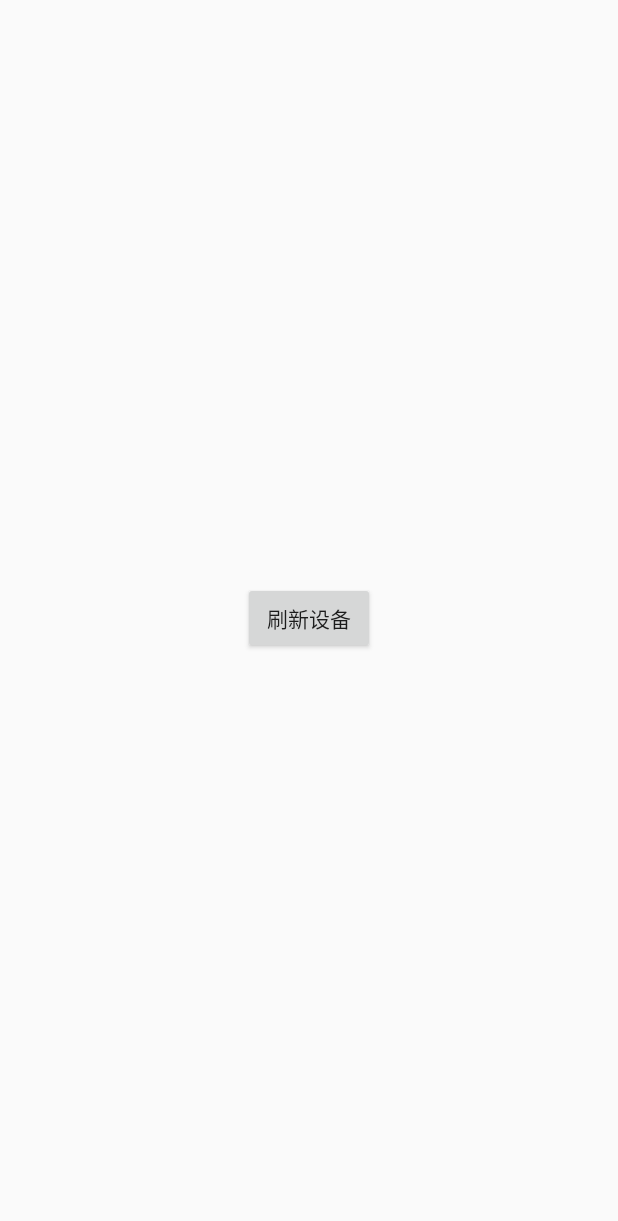
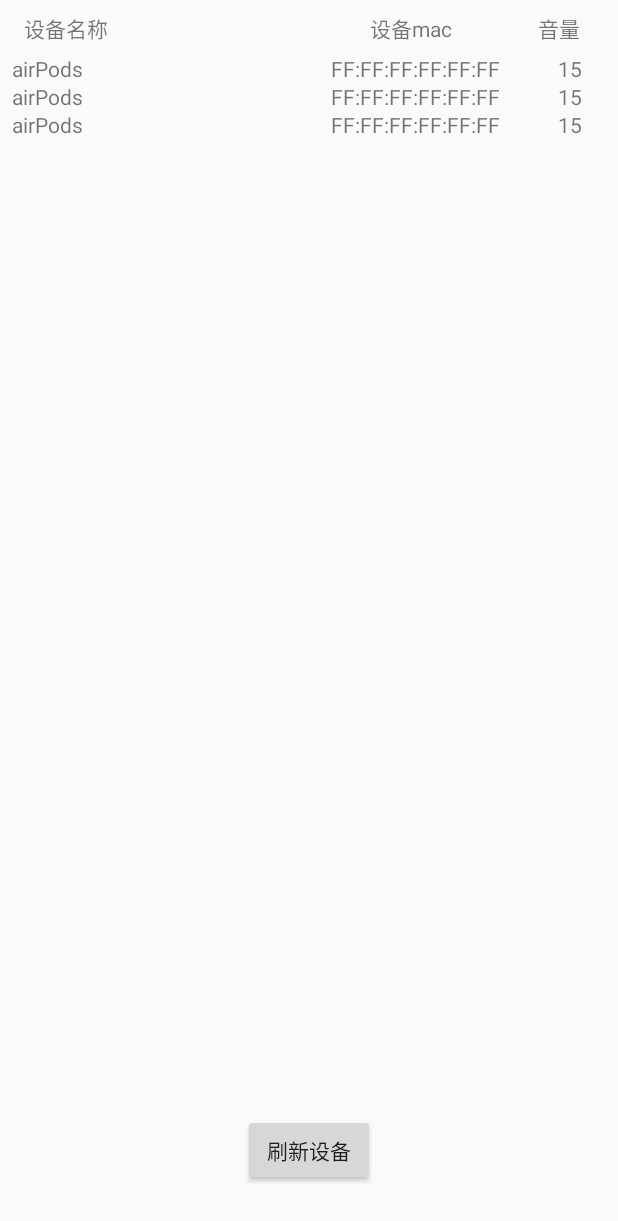
Before and after one commit to BlackJackLi/bluetoothAssistant, an Android app: the layout activity_main.xml on its own in the app's theme, with its tools: preview values and no code run, on a phone screen of 412 x 824 dp. Shown: the top 1221 px of the screen. Run offline under Robolectric (Android 15) with nearby library versions, the phone set to English and light mode, and no system bars.

Commit message:
添加开机自动启动,添加设备列表查看

```diff
--- a/app/build.gradle
+++ b/app/build.gradle
@@ -6,7 +6,7 @@ android {
         applicationId "com.github.black.bluetooth_assistant"
         minSdkVersion 22
         targetSdkVersion 27
-        versionCode 181108001
+        versionCode 181109001
         versionName "1.0"
         testInstrumentationRunner "android.support.test.runner.AndroidJUnitRunner"
     }
--- a/app/src/main/java/com/github/black/bluetooth_assistant/service/BluetoothAssistantService.java
+++ b/app/src/main/java/com/github/black/bluetooth_assistant/service/BluetoothAssistantService.java
@@ -150,8 +150,6 @@ public class BluetoothAssistantService extends Service {
 			case BluetoothA2dp.STATE_CONNECTED: {
 				Log.d(TAG, "device a2dp connected");
 				List<BluetoothDevice> devices = bluetoothA2dp.getConnectedDevices();
-//				List<BluetoothDevice> devices = bluetoothA2dp.getDevicesMatchingConnectionStates(new int[]{BluetoothA2dp.STATE_CONNECTED, BluetoothA2dp
-//						.STATE_CONNECTING, BluetoothA2dp.STATE_DISCONNECTED});
 
 				if (devices.contains(device)) {
 					int vol = configSp.getDeviceMusicVol(device.getAddress());
--- a/app/src/main/res/layout/activity_main.xml
+++ b/app/src/main/res/layout/activity_main.xml
@@ -6,6 +6,63 @@
     android:layout_width="match_parent"
     android:layout_height="match_parent"
     tools:context=".activity.MainActivity">
+
+    <LinearLayout
+        android:id="@+id/ll_top"
+        android:layout_width="match_parent"
+        android:layout_height="20dp"
+        android:layout_marginEnd="8dp"
+        android:layout_marginStart="8dp"
+        android:layout_marginTop="8dp"
+        android:orientation="horizontal"
+        android:weightSum="8"
+        app:layout_constraintTop_toTopOf="parent">
+
+        <TextView
+            android:id="@+id/tv_name"
+            android:layout_width="0dp"
+            android:layout_height="wrap_content"
+            android:layout_marginEnd="4dp"
+            android:layout_marginStart="8dp"
+            android:layout_weight="4"
+            android:gravity="start"
+            android:text="@string/device_name"/>
+
+        <TextView
+            android:id="@+id/tv_mac"
+            android:layout_width="0dp"
+            android:layout_height="wrap_content"
+            android:layout_marginEnd="4dp"
+            android:layout_marginStart="4dp"
+            android:layout_weight="3"
+            android:gravity="center"
+            android:text="@string/device_mac"/>
+
+        <TextView
+            android:id="@+id/tv_vol"
+            android:layout_width="0dp"
+            android:layout_height="wrap_content"
+            android:layout_marginEnd="8dp"
+            android:layout_marginStart="4dp"
+            android:layout_weight="1"
+            android:gravity="center"
+            android:text="@string/device_vol"/>
+    </LinearLayout>
+
+    <ListView
+        android:id="@+id/lv_a2dp_device"
+        style="@style/empty_list_view"
+        android:layout_width="match_parent"
+        android:layout_height="0dp"
+        android:layout_marginBottom="8dp"
+        android:layout_marginEnd="8dp"
+        android:layout_marginStart="8dp"
+        android:layout_marginTop="8dp"
+        app:layout_constraintBottom_toTopOf="@+id/guideline"
+        app:layout_constraintEnd_toEndOf="parent"
+        app:layout_constraintStart_toStartOf="parent"
+        app:layout_constraintTop_toBottomOf="@id/ll_top"
+        tools:listitem="@layout/adapter_item_a2dp_device"/>
 
     <Button
         android:id="@+id/btn_refresh"
@@ -19,6 +76,14 @@
         app:layout_constraintBottom_toBottomOf="parent"
         app:layout_constraintEnd_toEndOf="parent"
         app:layout_constraintStart_toStartOf="parent"
-        app:layout_constraintTop_toTopOf="parent"/>
+        app:layout_constraintTop_toTopOf="@+id/guideline"/>
+
+    <android.support.constraint.Guideline
+        android:id="@+id/guideline"
+        android:layout_width="wrap_content"
+        android:layout_height="wrap_content"
+        android:orientation="horizontal"
+        app:layout_constraintGuide_percent="0.86"/>
+
 
 </android.support.constraint.ConstraintLayout>
--- /dev/null
+++ b/app/src/main/res/layout/adapter_item_a2dp_device.xml
@@ -0,0 +1,36 @@
+<?xml version="1.0" encoding="utf-8"?>
+<LinearLayout xmlns:android="http://schemas.android.com/apk/res/android"
+              xmlns:tools="http://schemas.android.com/tools"
+              android:layout_width="match_parent"
+              android:layout_height="wrap_content"
+              android:orientation="horizontal"
+              android:weightSum="8">
+
+    <TextView
+        android:id="@+id/tv_name"
+        android:layout_width="0dp"
+        android:layout_height="wrap_content"
+        android:layout_marginEnd="4dp"
+        android:layout_weight="4"
+        android:gravity="start"
+        tools:text="airPods"/>
+
+    <TextView
+        android:id="@+id/tv_mac"
+        android:layout_width="0dp"
+        android:layout_height="wrap_content"
+        android:layout_marginEnd="4dp"
+        android:layout_marginStart="4dp"
+        android:layout_weight="3"
+        android:gravity="center"
+        tools:text="FF:FF:FF:FF:FF:FF"/>
+
+    <TextView
+        android:id="@+id/tv_vol"
+        android:layout_width="0dp"
+        android:layout_height="wrap_content"
+        android:layout_marginStart="4dp"
+        android:layout_weight="1"
+        android:gravity="center"
+        tools:text="15"/>
+</LinearLayout>
--- a/app/src/main/res/values/colors.xml
+++ b/app/src/main/res/values/colors.xml
@@ -3,4 +3,5 @@
     <color name="colorPrimary">#3F51B5</color>
     <color name="colorPrimaryDark">#303F9F</color>
     <color name="colorAccent">#FF4081</color>
+    <color name="black">#000000</color>
 </resources>
--- a/app/src/main/res/values/strings.xml
+++ b/app/src/main/res/values/strings.xml
@@ -1,4 +1,10 @@
 <resources>
     <string name="app_name">BluetoothAssistant</string>
     <string name="refresh">刷新设备</string>
+    <string name="manual_authorize_tips"><![CDATA[蓝牙助手以下权限: “大致位置(蓝牙发现设备)” 和 “外部存储器” 才能正常运行，请到 “应用信息 -> 权限” 中授予！]]></string>
+    <string name="go_to_manual_authorize">去手动授权</string>
+    <string name="cancel">取消</string>
+    <string name="device_name">设备名称</string>
+    <string name="device_mac">设备mac</string>
+    <string name="device_vol">音量</string>
 </resources>
--- a/app/src/main/res/values/styles.xml
+++ b/app/src/main/res/values/styles.xml
@@ -8,4 +8,17 @@
         <item name="colorAccent">@color/colorAccent</item>
     </style>
 
+    <style name="empty_check_button">
+        <item name="android:background">@null</item>
+        <item name="android:button">@null</item>
+        <item name="android:gravity">center</item>
+    </style>
+
+    <style name="empty_list_view">
+        <item name="android:scrollbars">none</item>
+        <item name="android:divider">@color/transparency</item>
+        <item name="android:dividerHeight">0dp</item>
+        <item name="android:listSelector">@color/transparency</item>
+    </style>
+
 </resources>
```
Also changed, not shown: app/src/main/AndroidManifest.xml (+13 -2 lines), app/src/main/java/com/github/black/bluetooth_assistant/BootReceiver.java (added, +19 -0 lines), app/src/main/java/com/github/black/bluetooth_assistant/activity/MainActivity.java (+61 -16 lines), app/src/main/java/com/github/black/bluetooth_assistant/adapter/A2dpDeviceAdapter.java (added, +83 -0 lines).
